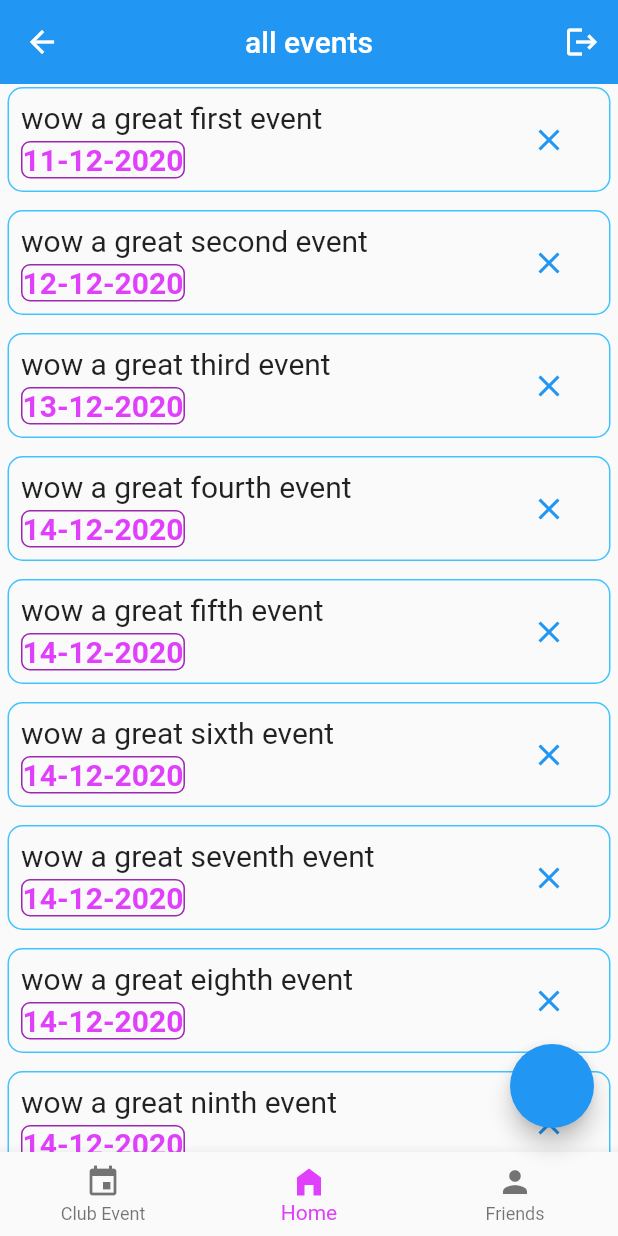
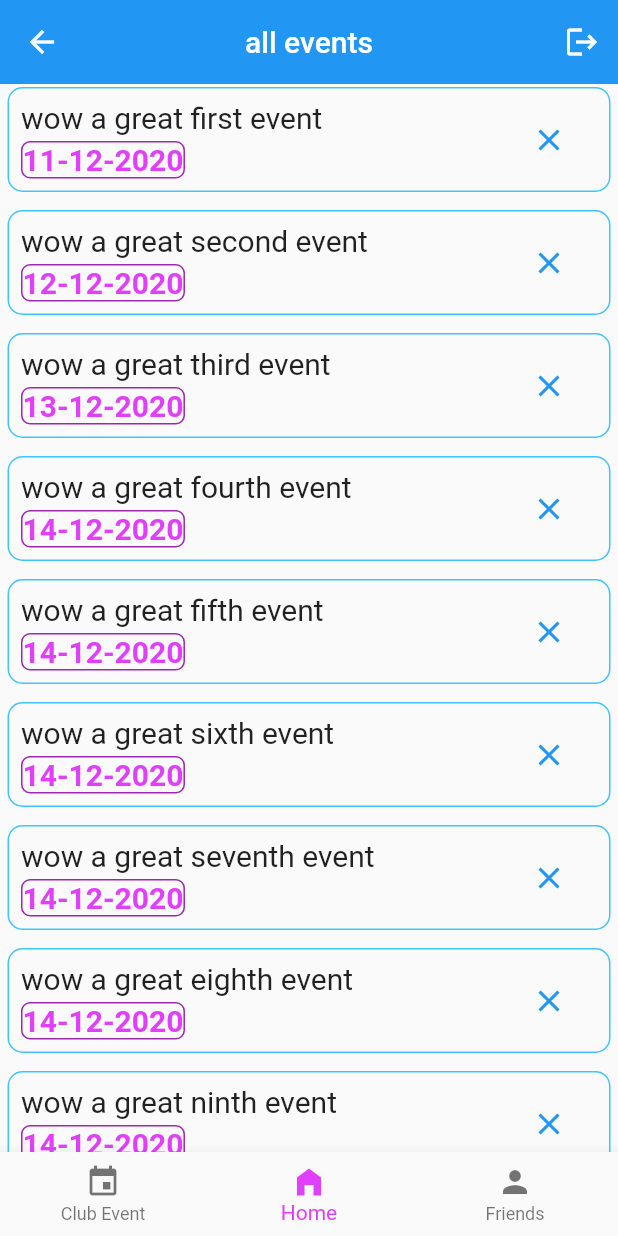
Before and after one commit to kamalraj-ten/college-dule, a Flutter app: the Categories screen opened by its route, on a phone screen of 412 x 824 dp. Run offline on Flutter 3.47's test engine with Material 2 defaults, Android fonts, the phone set to English and light mode, and no system bars; our stand-ins replace cloud_firestore, firebase_auth, firebase_core, firebase_database, shared_preferences; accounts and stored records are empty.

```diff
--- a/lib/Categories.dart
+++ b/lib/Categories.dart
@@ -67,11 +67,13 @@ class _CategoriesState extends State<Categories> {
           label: "Friends")
         ],
       ),
-      floatingActionButton: FloatingActionButton(
+      // floating action bar is only needed for club events, and friends
+      floatingActionButton: selectedIndex != 1 ? FloatingActionButton(
         onPressed: () async {
           DatabaseManager.manager.getUsers().then((value) => print(value));
         },
-      ),
+        child: Icon(Icons.add),
+      ) : null,
     );
   }
 }
--- a/pubspec.yaml
+++ b/pubspec.yaml
@@ -33,6 +33,7 @@ dependencies:
   firebase_database: ^6.1.2
   firebase_auth: ^1.1.1
   cloud_firestore: ^1.0.6
+  intl: ^0.17.0
 
 dev_dependencies:
   flutter_test:
```
Also changed, not shown: lib/clubEvents.dart (+24 -5 lines), pubspec.lock.
